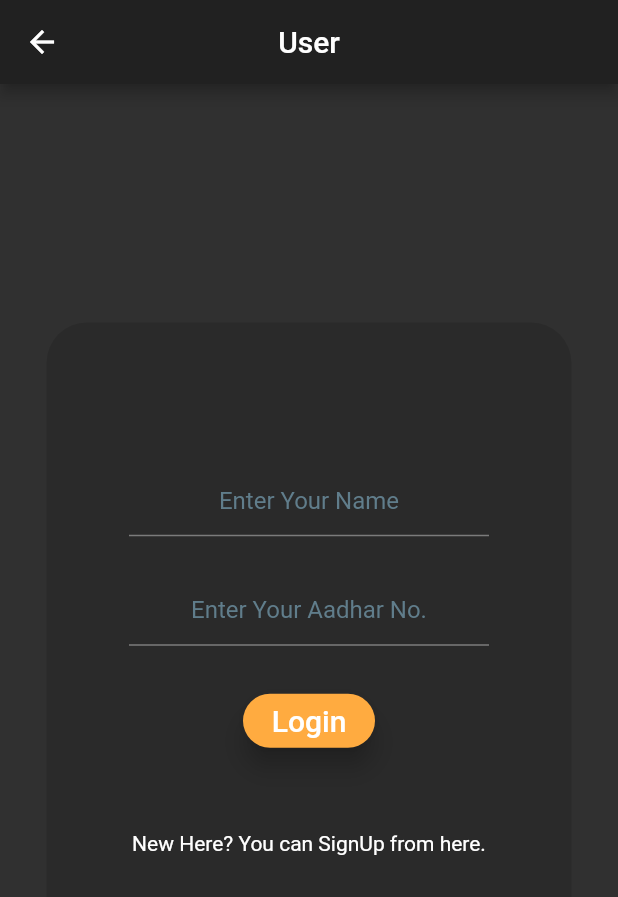
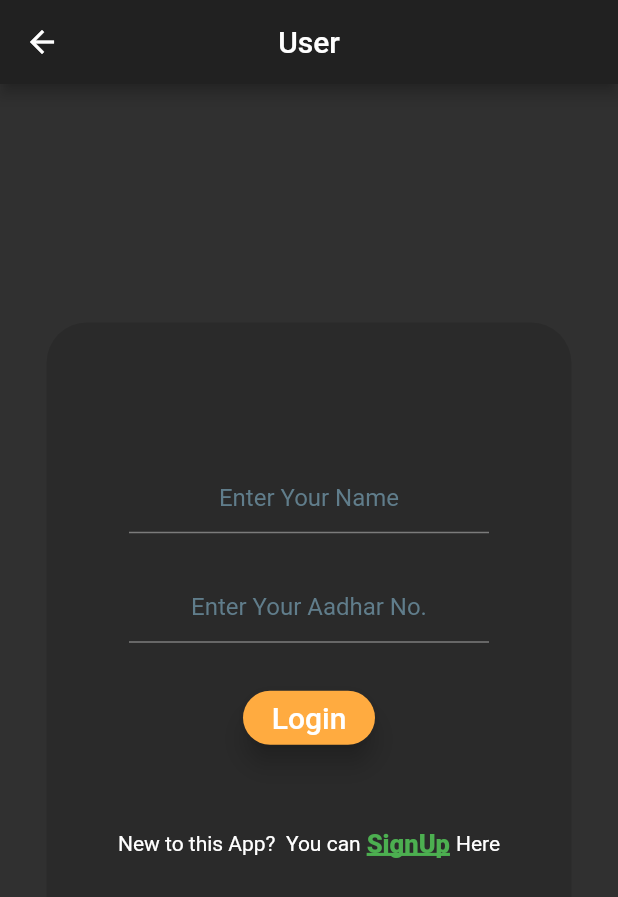
Before and after one commit to abhirup-deb/Policy_Selector, a Flutter app: the screen it shows after launch, after a tap on "User", on a phone screen of 412 x 824 dp. Shown: the top 897 px of the screen. Run offline on Flutter 3.47's test engine with Material 2 defaults, Android fonts, the light colour scheme and no system bars; missing offline and left inert: flutter_otp.

Commit message:
User Signin Page modified and Signup page created

```diff
--- a/lib/main.dart
+++ b/lib/main.dart
@@ -9,6 +9,7 @@ import 'package:policy_maker/Dashboards/PolicyMaker.dart';
 import 'package:policy_maker/Dashboards/Commissioner.dart';
 import 'package:policy_maker/screens/C_Signup.dart';
 import 'package:policy_maker/screens/PMkr_Signup.dart';
+import 'package:policy_maker/screens/User_Signup.dart';
 
 void main() => runApp(MyApp());
 
@@ -27,11 +28,13 @@ class MyApp extends StatelessWidget {
         PMkr_Signin.id: (context) => PMkr_Signin(),
         PMkr_Signup.id: (context) => PMkr_Signup(),
         User_Signin.id: (context) => User_Signin(),
+        User_Signup.id: (context) => User_Signup(),
         otp.id: (context) => otp(tag: null,),
         C_Signup.id: (context) => C_Signup(),
         Commissioner.id: (context) => Commissioner(),
         PolicyMaker.id: (context) => PolicyMaker(),
         User.id: (context) => User(),
+
      },
     );
   }
--- a/lib/screens/User_Signin.dart
+++ b/lib/screens/User_Signin.dart
@@ -1,5 +1,6 @@
 import 'package:flutter/material.dart';
 import 'package:policy_maker/screens/otp.dart';
+import 'package:policy_maker/screens/User_Signup.dart';
 
 class User_Signin extends StatefulWidget{
   static const String id = 'USignin';
@@ -41,7 +42,25 @@ class _User_SigninState extends State<User_Signin>{
                 SizedBox(
                   height: 50.0,
                 ),
-                Text("New Here? You can SignUp from here.",textAlign: TextAlign.end,),
+                Row(
+                  mainAxisAlignment: MainAxisAlignment.center,
+                  children: <Widget>[
+                    Text("New to this App?  You can"),
+                    SizedBox(
+                      width: 4.0,
+                    ),
+                    GestureDetector(
+                      child: Text("SignUp",style: TextStyle(color: Colors.green,fontWeight: FontWeight.w900,fontSize: 17.0,decoration: TextDecoration.underline,decorationThickness: 2.5,),),
+                      onTap: (){
+                        Navigator.pushNamed(context, User_Signup.id);
+                      },
+                    ),
+                    SizedBox(
+                      width: 4.0,
+                    ),
+                    Text("Here"),
+                  ],
+                ),
               ],
             ),
           ),
```
Also changed, not shown: lib/screens/User_Signup.dart (added, +14 -0 lines).
